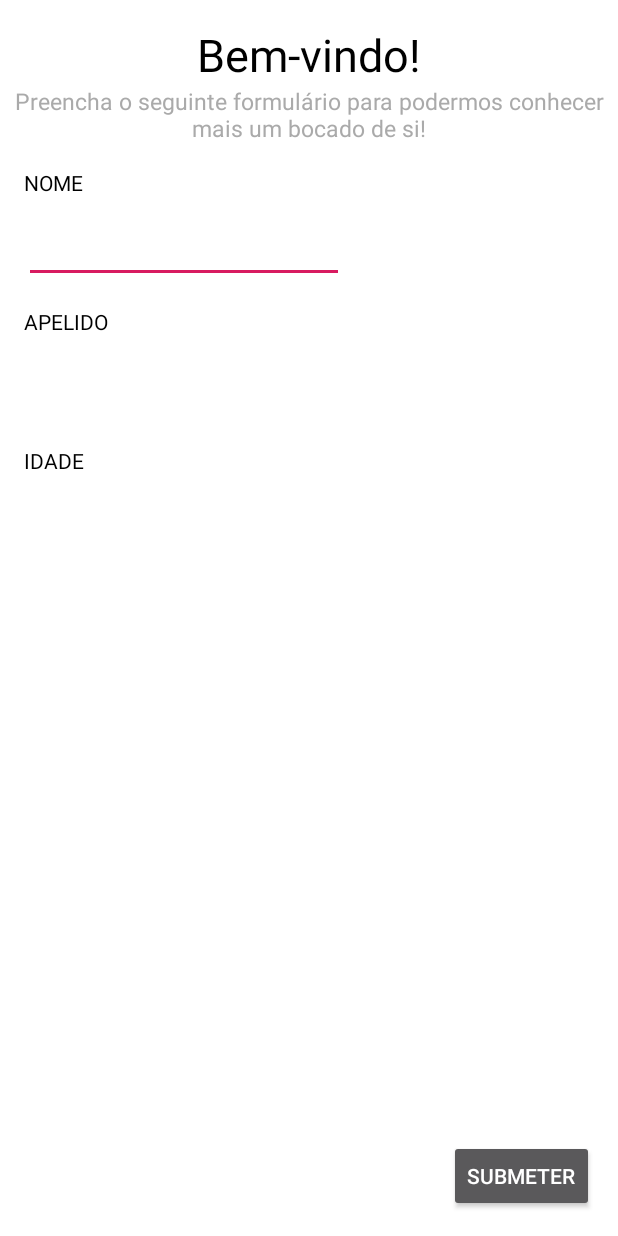
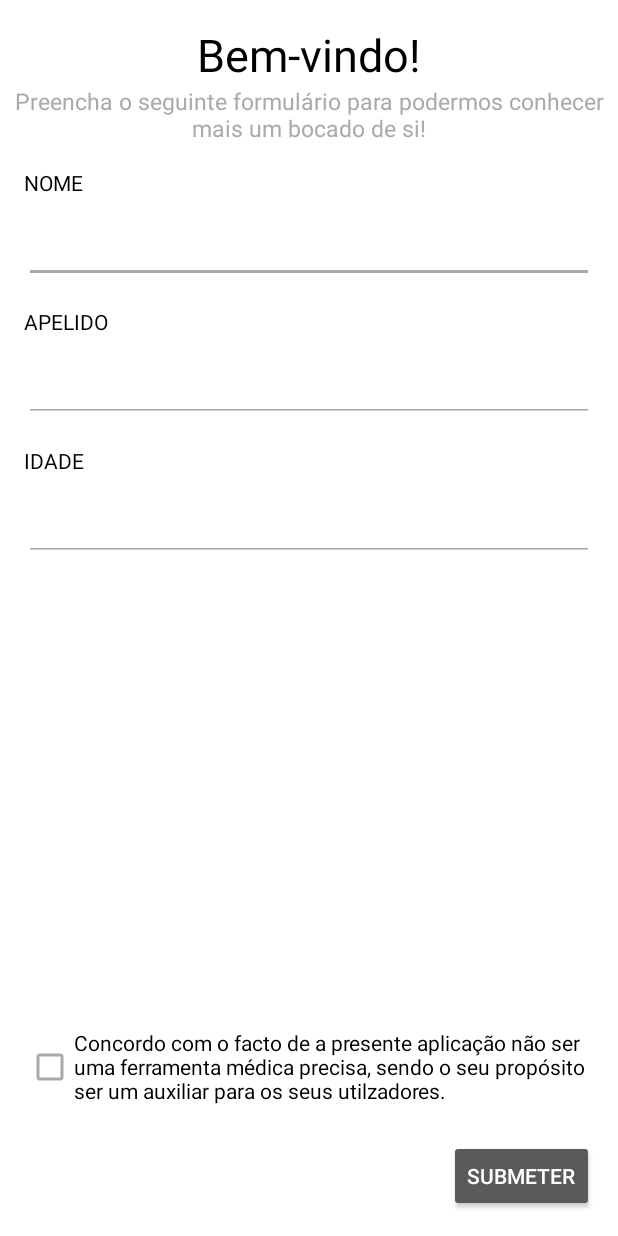
Before and after one commit to black9404/DiaData, an Android app: the screen it shows after launch (MainActivity), on a phone screen of 412 x 824 dp. Run offline under Robolectric (Android 15) with nearby library versions, the phone set to English and light mode, and no system bars.

Commit message:
Alterado o layout do formulário para ser mais perceptivel.

```diff
--- a/app/src/main/res/layout/user_data_form.xml
+++ b/app/src/main/res/layout/user_data_form.xml
@@ -43,14 +43,15 @@
 
     <EditText
         android:id="@+id/userNameForm"
-        android:layout_width="wrap_content"
+        android:layout_width="380dp"
         android:layout_height="wrap_content"
-        android:layout_marginStart="16dp"
         android:layout_marginTop="12dp"
+        android:backgroundTint="@android:color/darker_gray"
         android:ems="10"
         android:importantForAutofill="no"
         android:inputType="textPersonName"
         android:textColor="@android:color/black"
+        app:layout_constraintEnd_toEndOf="parent"
         app:layout_constraintStart_toStartOf="parent"
         app:layout_constraintTop_toBottomOf="@+id/textView5"
         tools:ignore="LabelFor" />
@@ -70,14 +71,15 @@
 
     <EditText
         android:id="@+id/userForenameForm"
-        android:layout_width="wrap_content"
+        android:layout_width="380dp"
         android:layout_height="wrap_content"
-        android:layout_marginStart="16dp"
         android:layout_marginTop="12dp"
+        android:backgroundTint="@android:color/darker_gray"
         android:ems="10"
         android:importantForAutofill="no"
         android:inputType="textPersonName"
         android:textColor="@android:color/black"
+        app:layout_constraintEnd_toEndOf="parent"
         app:layout_constraintStart_toStartOf="parent"
         app:layout_constraintTop_toBottomOf="@+id/textView6"
         tools:ignore="LabelFor" />
@@ -97,24 +99,27 @@
 
     <EditText
         android:id="@+id/userAgeForm"
-        android:layout_width="wrap_content"
+        android:layout_width="380dp"
         android:layout_height="wrap_content"
-        android:layout_marginStart="16dp"
         android:layout_marginTop="12dp"
+        android:backgroundTint="@android:color/darker_gray"
         android:ems="10"
         android:importantForAutofill="no"
         android:inputType="number"
         android:textColor="@android:color/black"
+        app:layout_constraintEnd_toEndOf="parent"
         app:layout_constraintStart_toStartOf="parent"
         app:layout_constraintTop_toBottomOf="@+id/textView7"
         tools:ignore="LabelFor" />
 
     <CheckBox
         android:id="@+id/checkBox"
+        android:buttonTint="@android:color/darker_gray"
         android:layout_width="378dp"
         android:layout_height="57dp"
         android:layout_marginBottom="20dp"
         android:text="@string/disclaimer_utilizadores"
+        android:textColor="@android:color/black"
         app:layout_constraintBottom_toTopOf="@+id/button"
         app:layout_constraintEnd_toEndOf="parent"
         app:layout_constraintHorizontal_bias="0.515"
```
